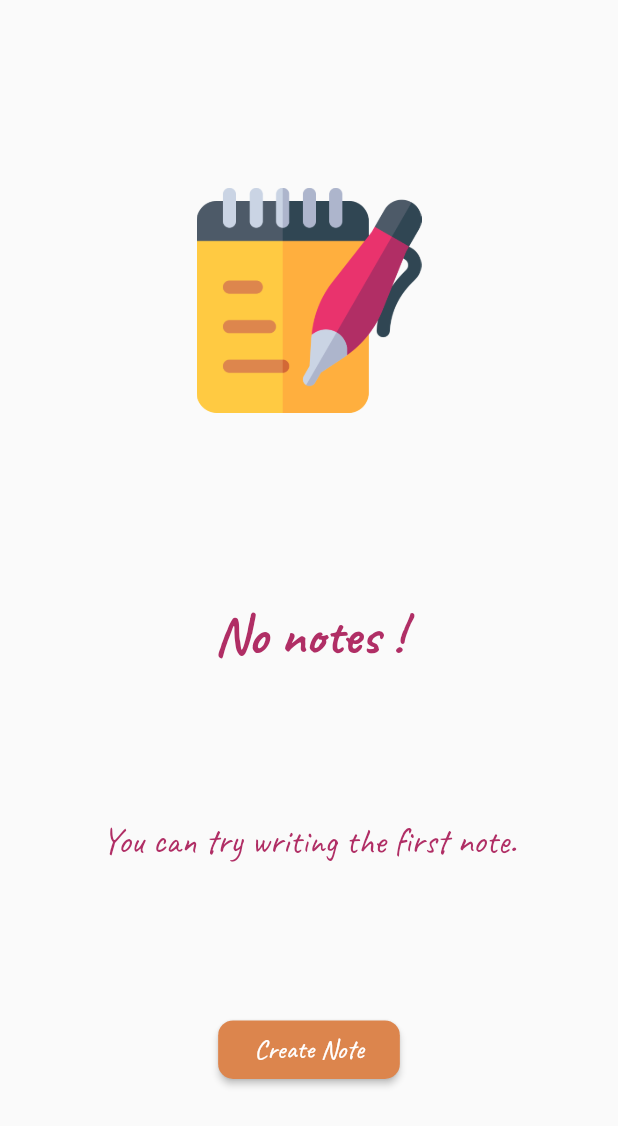
After one commit to kabirnayeem99/flutter_note_app, a Flutter app: the screen it shows after launch, on a phone screen of 412 x 824 dp. The commit adds this screen. Shown: the top 1126 px of the screen. Run offline on Flutter 3.47's test engine with Material 2 defaults, Android fonts, the phone set to English and light mode, and no system bars.

Commit message:
🛠 refactored the code

```diff
--- /dev/null
+++ b/lib/constants.dart
@@ -0,0 +1,8 @@
+import 'package:flutter/material.dart';
+
+const Color infoTextColor = Color(0xffB02E65);
+const Color buttonColor = Color(0xffDC854D);
+const String logoImage = "assets/images/notepad.png";
+const double titleFontSize = 36;
+const double subTitleFontSize = 24;
+const double normalFontSize = 18;
--- /dev/null
+++ b/lib/ui/screens/no_notes_screen.dart
@@ -0,0 +1,66 @@
+import 'package:flutter/cupertino.dart';
+import 'package:flutter/material.dart';
+import 'package:flutter_note_app/constants.dart';
+
+class NoNotesScreen extends StatelessWidget {
+  const NoNotesScreen({
+    Key key,
+  }) : super(key: key);
+
+  @override
+  Widget build(BuildContext context) {
+    return Container(
+      color: Colors.white,
+      child: Scaffold(
+        body: Column(
+          mainAxisAlignment: MainAxisAlignment.spaceEvenly,
+          crossAxisAlignment: CrossAxisAlignment.center,
+          children: <Widget>[
+            Container(
+              height: 200,
+              width: 150,
+              child: Image.asset(logoImage),
+            ),
+            Center(
+              child: Text(
+                "No notes !",
+                style: TextStyle(
+                  color: infoTextColor,
+                  fontSize: titleFontSize,
+                  fontWeight: FontWeight.w700,
+                ),
+              ),
+            ),
+            Center(
+              child: Text(
+                "You can try writing the first note.",
+                style: TextStyle(
+                  color: infoTextColor,
+                  fontSize: subTitleFontSize,
+                ),
+              ),
+            ),
+            RaisedButton(
+              padding: EdgeInsets.symmetric(
+                vertical: 8.0,
+                horizontal: 24.0,
+              ),
+              shape: RoundedRectangleBorder(
+                borderRadius: BorderRadius.circular(10.0),
+              ),
+              child: Text(
+                "Create Note",
+                style: TextStyle(
+                  color: Colors.white,
+                  fontSize: normalFontSize,
+                ),
+              ),
+              color: buttonColor,
+              onPressed: () => {},
+            ),
+          ],
+        ),
+      ),
+    );
+  }
+}
```
Also changed, not shown: lib/main.dart (+2 -42 lines), lib/ui/screens/notes_list_screen.dart (added), lib/ui/screens/write_note_screen.dart (added), lib/ui/write_note_screen.dart (deleted).
